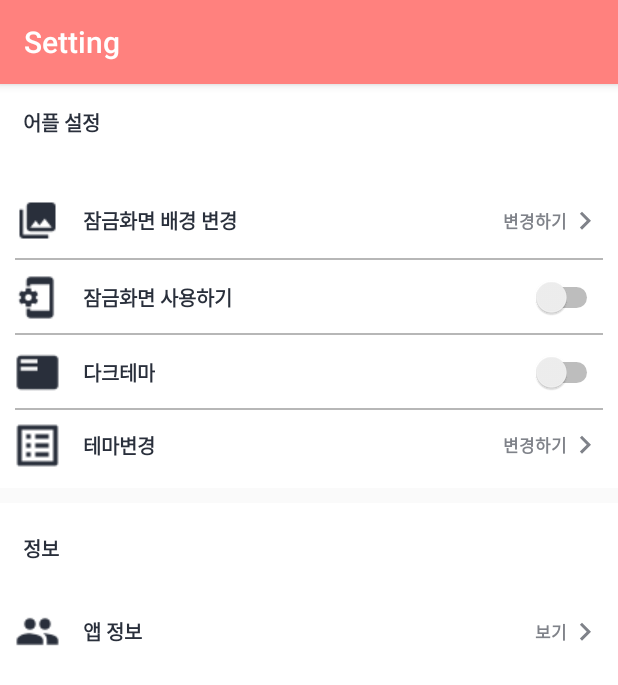
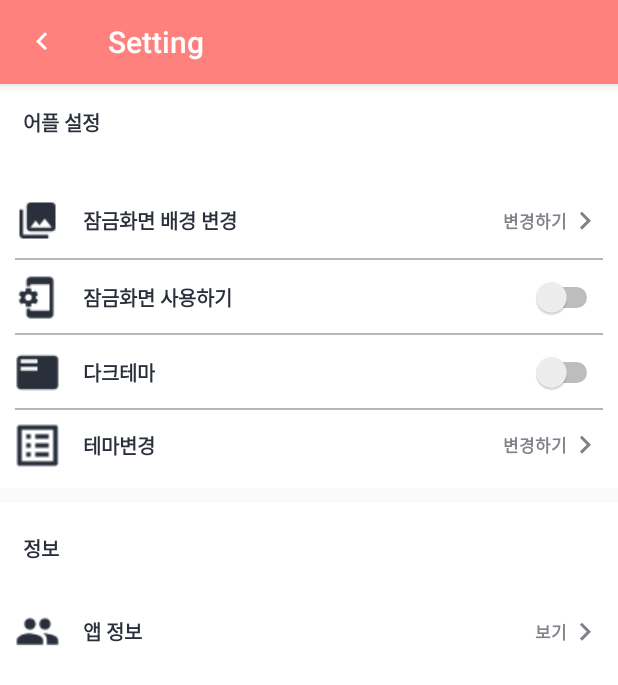
Before and after one commit to godsejeong/IZCalendar, an Android app: the MainActivity screen opened directly, with no data from a screen before it, after a tap on "Setting", on a phone screen of 412 x 824 dp. Shown: the top 685 px of the screen. Run offline under Robolectric (Android 15) with nearby library versions, the phone set to English and light mode, and no system bars; our stand-ins replace RxJava, data binding; network calls fail; 20 statements that could not run were skipped.

Commit message:
bug fixed

```diff
--- a/app/src/main/java/com/jjmin/izcalendar/adapter/BindAdapter.kt
+++ b/app/src/main/java/com/jjmin/izcalendar/adapter/BindAdapter.kt
@@ -1,5 +1,6 @@
 package com.jjmin.izcalendar.adapter
 
+import android.app.Activity
 import android.util.Log
 import androidx.databinding.BindingAdapter
 import androidx.recyclerview.widget.RecyclerView
@@ -17,7 +18,7 @@ object BindAdapter {
                 this.submitList(items)
             }
         } ?: run {
-            ItemListAdapter(vm).apply {
+            ItemListAdapter(vm,null).apply {
                 view.adapter = this
                 this.submitList(items)
             }
--- a/app/src/main/java/com/jjmin/izcalendar/adapter/ItemListAdapter.kt
+++ b/app/src/main/java/com/jjmin/izcalendar/adapter/ItemListAdapter.kt
@@ -30,7 +30,7 @@ import com.jjmin.izcalendar.utils.SetTheme
 import kotlin.reflect.KType
 
 
-class ItemListAdapter(private val vm: ViewModel) :
+class ItemListAdapter(private val vm: ViewModel,val activity: Activity?) :
     ListAdapter<ListDataInterface, RecyclerView.ViewHolder>(itemCallback) {
 
     override fun onCreateViewHolder(parent: ViewGroup, viewType: Int): RecyclerView.ViewHolder {
@@ -103,7 +103,7 @@ class ItemListAdapter(private val vm: ViewModel) :
                     intent.putExtra("dow",item.dow)
                     intent.putExtra("title",namelist)
                     intent.putExtra("subtitle",subtitleList)
-                    holder.itemView.context.startActivity(intent)
+                    activity?.startActivityForResult(intent,100)
                 }
             }
 
--- a/app/src/main/java/com/jjmin/izcalendar/ui/detailplan/DetailViewModel.kt
+++ b/app/src/main/java/com/jjmin/izcalendar/ui/detailplan/DetailViewModel.kt
@@ -85,7 +85,7 @@ class DetailViewModel(var useCase : DetailUseCase,var detailPlanRepository: Deta
         var item = parent!!.getItemAtPosition(position!!) as TagSpinnerItem
         Log.e("bindColor", item.color.toString())
         if (position == 0)
-            SharedPreprecncesUtils.setTag(useCase.position,SetTheme().themecolor.value!!)
+            SharedPreprecncesUtils.setTag(useCase.position,0)
         else
             SharedPreprecncesUtils.setTag(useCase.position, item.color!!)
 
--- a/app/src/main/java/com/jjmin/izcalendar/ui/main/MainActivity.kt
+++ b/app/src/main/java/com/jjmin/izcalendar/ui/main/MainActivity.kt
@@ -36,12 +36,6 @@ class MainActivity : BaseActivity<ActivityMainBinding>() {
         this.recreate()
     }
 
-    override fun onResume() {
-        super.onResume()
-        viewDataBinding.CustomCalendar.changeList()
-    }
-
-
     override fun onCreateOptionsMenu(menu: Menu?): Boolean {
         menuInflater.inflate(R.menu.menu, menu)
         return true
--- a/app/src/main/java/com/jjmin/izcalendar/ui/setting/SettingActivity.kt
+++ b/app/src/main/java/com/jjmin/izcalendar/ui/setting/SettingActivity.kt
@@ -5,6 +5,7 @@ import android.content.Intent
 import androidx.appcompat.app.AppCompatActivity
 import android.os.Bundle
 import android.util.Log
+import android.view.MenuItem
 import androidx.lifecycle.Observer
 import com.jjmin.izcalendar.R
 import com.jjmin.izcalendar.databinding.ActivitySettingBinding
@@ -25,6 +26,11 @@ class SettingActivity : BaseActivity<ActivitySettingBinding>() {
 
     override fun onCreate(savedInstanceState: Bundle?) {
         super.onCreate(savedInstanceState)
+
+        setSupportActionBar(viewDataBinding.settingToolbar)
+        supportActionBar?.setHomeAsUpIndicator(R.drawable.ic_keyboard_arrow_left_black_24dp)
+        supportActionBar?.setDisplayHomeAsUpEnabled(true)
+
         viewDataBinding.vm = viewModel
 
     }
@@ -43,4 +49,14 @@ class SettingActivity : BaseActivity<ActivitySettingBinding>() {
             }
         }
     }
+
+    override fun onOptionsItemSelected(item: MenuItem?): Boolean {
+        when (item!!.itemId) {
+
+            android.R.id.home -> {
+                finish()
+            }
+        }
+        return super.onOptionsItemSelected(item)
+    }
 }
--- a/app/src/main/java/com/jjmin/izcalendar/utils/SharedPreprecncesUtils.kt
+++ b/app/src/main/java/com/jjmin/izcalendar/utils/SharedPreprecncesUtils.kt
@@ -94,6 +94,12 @@ object SharedPreprecncesUtils {
 
     fun getColorTag(position: String): Int {
         Log.e("position1111", sharedPreferences.getInt("color$position",0).toString())
-        return sharedPreferences.getInt("color$position",SetTheme().themecolor.value!!)
+        var color = sharedPreferences.getInt("color$position",SetTheme().themecolor.value!!)
+        return if(color == 0){
+            getThemeColor()
+        }else{
+            color
+        }
+
     }
 }
--- a/app/src/main/res/layout/activity_main.xml
+++ b/app/src/main/res/layout/activity_main.xml
@@ -44,6 +44,7 @@
                 android:id="@+id/calendarLayout"
                 android:layout_width="match_parent"
                 android:elevation="10dp"
+                android:onClick="@{null}"
                 app:layout_constraintDimensionRatio="H,5:3"
                 app:layout_constraintTop_toBottomOf="@+id/appbarLayout"
                 app:layout_constraintBottom_toTopOf="@+id/today_view"
@@ -124,10 +125,11 @@
 
         <androidx.recyclerview.widget.RecyclerView
                 android:id="@+id/main_recycler"
-                app:viewModel="@{vm}"
+                app:MainviewModel="@{vm}"
                 app:RecyclerScroll="@{todayView}"
                 app:ScrollbarSize="@{todayScrollbar}"
-                app:listItem="@{vm.alllist}"
+                app:MainlistItem="@{vm.alllist}"
+                app:setActivity="@{vm.useCase.activity}"
                 app:layoutManager="androidx.recyclerview.widget.LinearLayoutManager"
                 app:layout_constraintBottom_toBottomOf="parent"
                 app:layout_constraintTop_toBottomOf="@id/calendarLayout"
```
Also changed, not shown: app/src/main/java/com/jjmin/izcalendar/adapter/MainBindAdapter.kt (+17 -1 lines).
